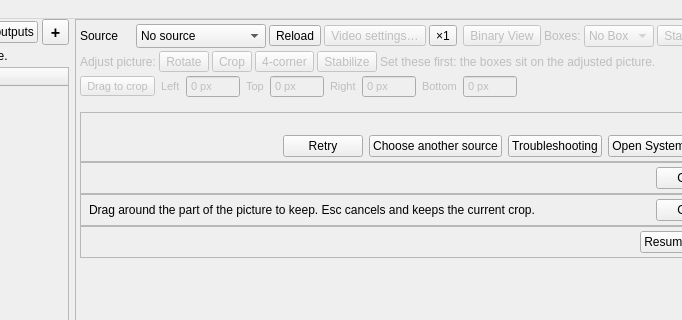
ThomasMcCrossin/scoresight, file src/mainwindow.ui: the form before one commit; both pictures show x 233 to 915 and y 0 to 320 of the 1299 by 700 pixel window.
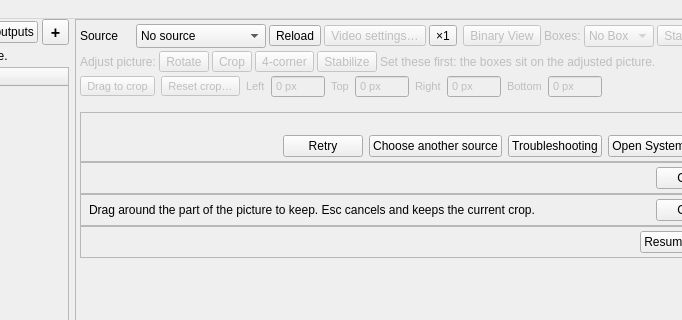
The form after the commit.

Commit message: Reset crop: a button to remove the crop

What changed in the file:
```diff
--- a/src/mainwindow.ui
+++ b/src/mainwindow.ui
@@ -879,6 +879,24 @@
            <number>0</number>
           </property>
           <item row="0" column="0">
+           <widget class="QWidget" name="widget_cropActions" native="true">
+            <layout class="QHBoxLayout" name="horizontalLayout_cropActions">
+             <property name="spacing">
+              <number>6</number>
+             </property>
+             <property name="leftMargin">
+              <number>0</number>
+             </property>
+             <property name="topMargin">
+              <number>0</number>
+             </property>
+             <property name="rightMargin">
+              <number>0</number>
+             </property>
+             <property name="bottomMargin">
+              <number>0</number>
+             </property>
+             <item>
            <widget class="QToolButton" name="toolButton_dragCrop">
             <property name="toolTip">
              <string>Drag around the part of the picture to keep, on the whole picture. The values next to it fine-tune the crop.</string>
@@ -889,6 +907,19 @@
             <property name="checkable">
              <bool>true</bool>
             </property>
+              </widget>
+             </item>
+             <item>
+              <widget class="QToolButton" name="toolButton_resetCrop">
+               <property name="toolTip">
+                <string>Remove the crop: the whole picture is read again, and the boxes stay over the same digits</string>
+               </property>
+               <property name="text">
+                <string>Reset crop…</string>
+               </property>
+              </widget>
+             </item>
+            </layout>
            </widget>
           </item>
           <item row="0" column="1">
```
Lines whose indentation alone changed are shown as unchanged. The commit also changes 32 other files.
